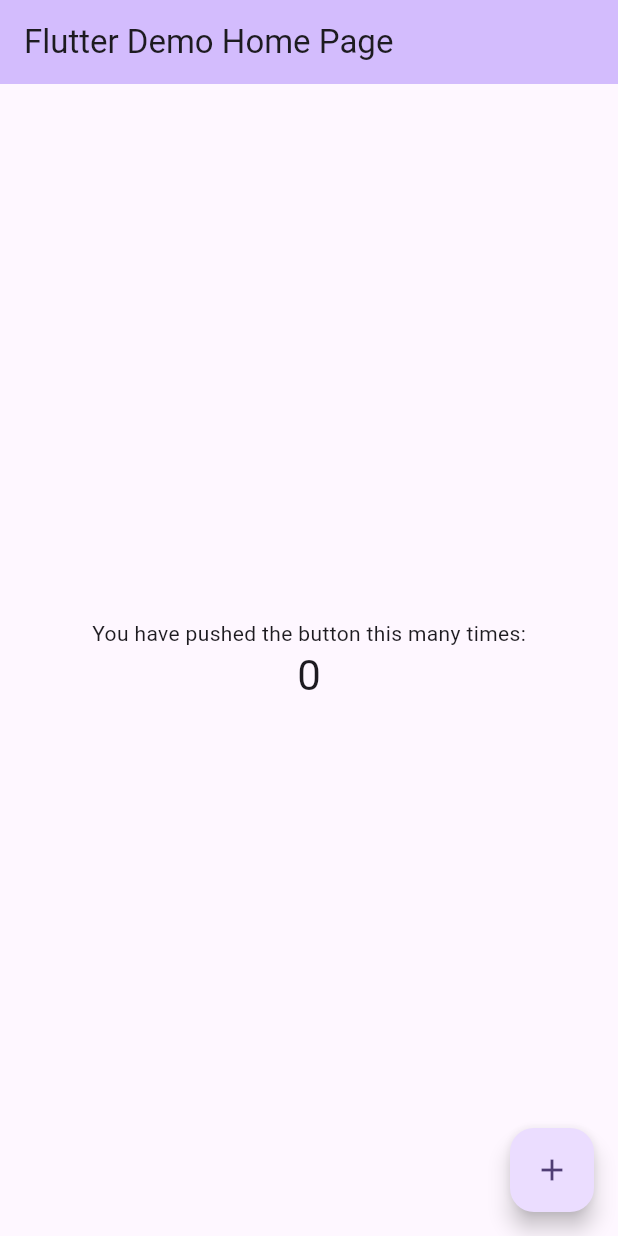
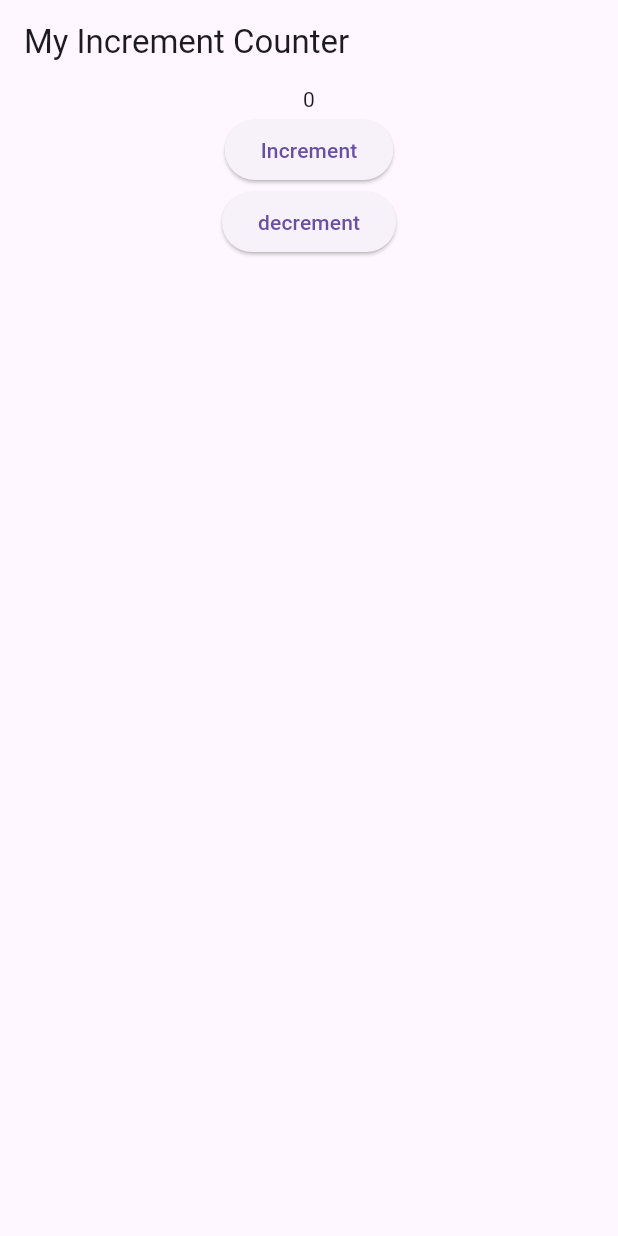
Before and after one commit to Pangsuphamat/example2, a Flutter app: the screen it shows after launch, on a phone screen of 412 x 824 dp. Run offline on Flutter 3.47's test engine with Material 3 defaults, Android fonts, the phone set to English and light mode, and no system bars.

Commit message:
เพิ่มเลข

```diff
--- a/lib/main.dart
+++ b/lib/main.dart
@@ -1,125 +1,18 @@
+import 'package:example2/my_home_page.dart';
 import 'package:flutter/material.dart';
 
 void main() {
-  runApp(const MyApp());
+  runApp(MyApp());
 }
 
 class MyApp extends StatelessWidget {
   const MyApp({super.key});
 
-  // This widget is the root of your application.
   @override
   Widget build(BuildContext context) {
-    return MaterialApp(
+    return const MaterialApp(
       title: 'Flutter Demo',
-      theme: ThemeData(
-        // This is the theme of your application.
-        //
-        // TRY THIS: Try running your application with "flutter run". You'll see
-        // the application has a purple toolbar. Then, without quitting the app,
-        // try changing the seedColor in the colorScheme below to Colors.green
-        // and then invoke "hot reload" (save your changes or press the "hot
-        // reload" button in a Flutter-supported IDE, or press "r" if you used
-        // the command line to start the app).
-        //
-        // Notice that the counter didn't reset back to zero; the application
-        // state is not lost during the reload. To reset the state, use hot
-        // restart instead.
-        //
-        // This works for code too, not just values: Most code changes can be
-        // tested with just a hot reload.
-        colorScheme: ColorScheme.fromSeed(seedColor: Colors.deepPurple),
-        useMaterial3: true,
-      ),
-      home: const MyHomePage(title: 'Flutter Demo Home Page'),
+      home: MyHomePage(),
     );
   }
 }
-
-class MyHomePage extends StatefulWidget {
-  const MyHomePage({super.key, required this.title});
-
-  // This widget is the home page of your application. It is stateful, meaning
-  // that it has a State object (defined below) that contains fields that affect
-  // how it looks.
-
-  // This class is the configuration for the state. It holds the values (in this
-  // case the title) provided by the parent (in this case the App widget) and
-  // used by the build method of the State. Fields in a Widget subclass are
-  // always marked "final".
-
-  final String title;
-
-  @override
-  State<MyHomePage> createState() => _MyHomePageState();
-}
-
-class _MyHomePageState extends State<MyHomePage> {
-  int _counter = 0;
-
-  void _incrementCounter() {
-    setState(() {
-      // This call to setState tells the Flutter framework that something has
-      // changed in this State, which causes it to rerun the build method below
-      // so that the display can reflect the updated values. If we changed
-      // _counter without calling setState(), then the build method would not be
-      // called again, and so nothing would appear to happen.
-      _counter++;
-    });
-  }
-
-  @override
-  Widget build(BuildContext context) {
-    // This method is rerun every time setState is called, for instance as done
-    // by the _incrementCounter method above.
-    //
-    // The Flutter framework has been optimized to make rerunning build methods
-    // fast, so that you can just rebuild anything that needs updating rather
-    // than having to individually change instances of widgets.
-    return Scaffold(
-      appBar: AppBar(
-        // TRY THIS: Try changing the color here to a specific color (to
-        // Colors.amber, perhaps?) and trigger a hot reload to see the AppBar
-        // change color while the other colors stay the same.
-        backgroundColor: Theme.of(context).colorScheme.inversePrimary,
-        // Here we take the value from the MyHomePage object that was created by
-        // the App.build method, and use it to set our appbar title.
-        title: Text(widget.title),
-      ),
-      body: Center(
-        // Center is a layout widget. It takes a single child and positions it
-        // in the middle of the parent.
-        child: Column(
-          // Column is also a layout widget. It takes a list of children and
-          // arranges them vertically. By default, it sizes itself to fit its
-          // children horizontally, and tries to be as tall as its parent.
-          //
-          // Column has various properties to control how it sizes itself and
-          // how it positions its children. Here we use mainAxisAlignment to
-          // center the children vertically; the main axis here is the vertical
-          // axis because Columns are vertical (the cross axis would be
-          // horizontal).
-          //
-          // TRY THIS: Invoke "debug painting" (choose the "Toggle Debug Paint"
-          // action in the IDE, or press "p" in the console), to see the
-          // wireframe for each widget.
-          mainAxisAlignment: MainAxisAlignment.center,
-          children: <Widget>[
-            const Text(
-              'You have pushed the button this many times:',
-            ),
-            Text(
-              '$_counter',
-              style: Theme.of(context).textTheme.headlineMedium,
-            ),
-          ],
-        ),
-      ),
-      floatingActionButton: FloatingActionButton(
-        onPressed: _incrementCounter,
-        tooltip: 'Increment',
-        child: const Icon(Icons.add),
-      ), // This trailing comma makes auto-formatting nicer for build methods.
-    );
-  }
-}
--- /dev/null
+++ b/lib/my_home_page.dart
@@ -0,0 +1,43 @@
+import 'package:flutter/material.dart';
+
+class MyHomePage extends StatefulWidget {
+  const MyHomePage({super.key});
+
+  @override
+  State<MyHomePage> createState() => _MyHomePageState();
+}
+
+class _MyHomePageState extends State<MyHomePage> {
+  int _counter = 0;
+  void _incrementCounter() {
+    setState(() {
+      _counter++;
+    });
+  }
+    void _decrementCounter() {
+    setState(() {
+
+      if (_counter != 0) {
+        _counter--;
+      }
+    });
+  }
+
+  @override
+  Widget build(BuildContext context) {
+    return Scaffold(
+      appBar: AppBar(
+        title: Text('My Increment Counter'),
+      ),
+      body: Center(
+        child: Column(
+          children: [
+            Text('$_counter'),
+            ElevatedButton(onPressed: _incrementCounter, child: Text('Increment')),
+            ElevatedButton(onPressed: _decrementCounter, child: Text('decrement')),
+            ],
+        ),
+      ),
+    );
+  }
+}
```
